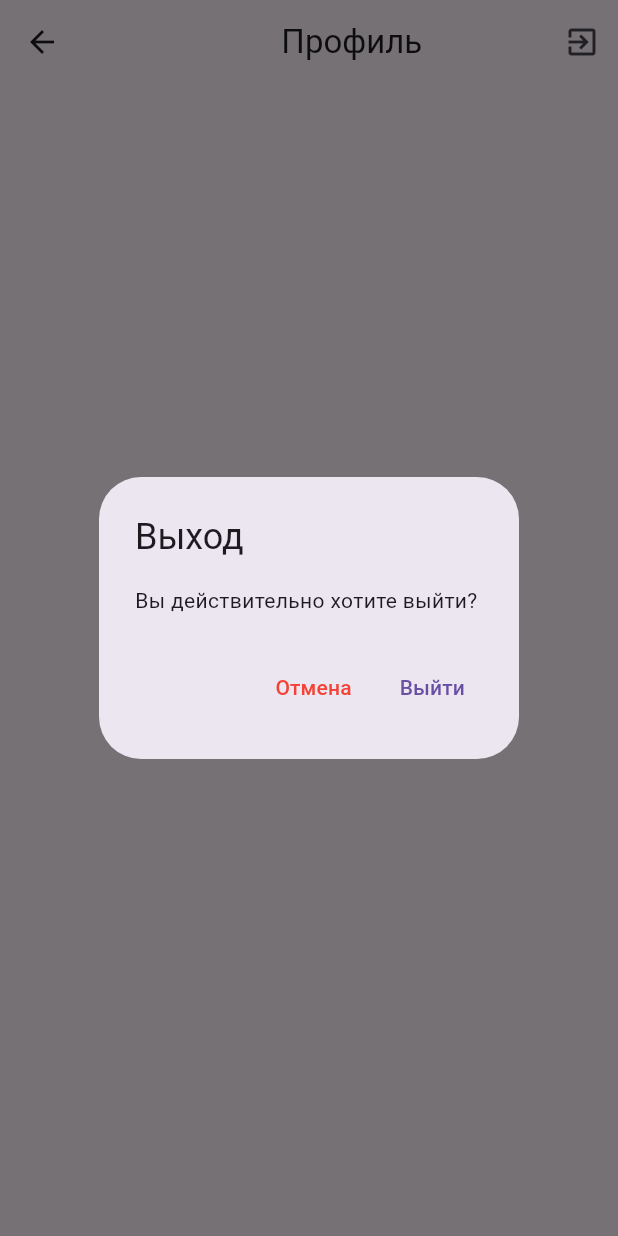
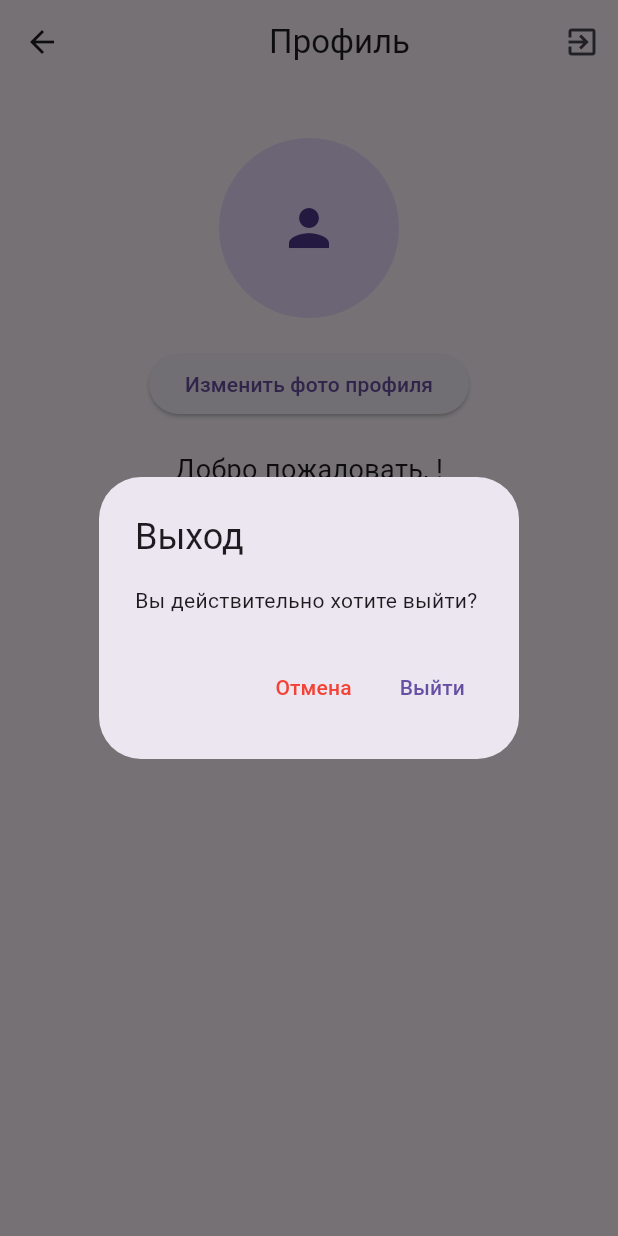
Before and after one commit to andryare1/FitApp, a Flutter app: the ProfilePage screen opened directly, after a tap on the "exit to app" icon, on a phone screen of 412 x 824 dp. Run offline on Flutter 3.47's test engine with Material 3 defaults, Android fonts, the light colour scheme and no system bars; our stand-ins replace image_picker, shared_preferences; accounts and stored records are empty.

Commit message:
добавил загрузку аватрки

```diff
--- a/FitAppAPI/FitAppAPI/obj/Debug/net8.0/FitAppAPI.sourcelink.json
+++ b/FitAppAPI/FitAppAPI/obj/Debug/net8.0/FitAppAPI.sourcelink.json
@@ -1 +1 @@
-{"documents":{"C:\\myData\\Knowledge\\Projects\\FitApp\\*":"https://raw.githubusercontent.com/andryare1/FitApp/89d479a23b787e143a005fe37608dfcf00ab4888/*"}}
+{"documents":{"C:\\myData\\Knowledge\\Projects\\FitApp\\*":"https://raw.githubusercontent.com/andryare1/FitApp/bb418bd78b6c927a8f22f84ce4bc27cbd155fb0c/*"}}
--- a/urbanfit/lib/pages/profile_page.dart
+++ b/urbanfit/lib/pages/profile_page.dart
@@ -1,6 +1,10 @@
+import 'dart:io';
+import 'package:flutter/cupertino.dart';
 import 'package:flutter/material.dart';
 import 'package:urbanfit/pages/authorization/login_page.dart';
-import 'package:urbanfit/services/auth_service.dart'; // Импортируем AuthService
+import 'package:urbanfit/services/auth_service.dart';
+import 'package:image_picker/image_picker.dart';
+import 'package:path_provider/path_provider.dart'; // Для получения директории
 
 class ProfilePage extends StatefulWidget {
   const ProfilePage({super.key});
@@ -11,19 +15,66 @@ class ProfilePage extends StatefulWidget {
 
 class _ProfilePageState extends State<ProfilePage> {
   String? username;
+  XFile? _avatarImage;
   final AuthService _authService = AuthService();
+  final ImagePicker _picker = ImagePicker();
 
   @override
   void initState() {
     super.initState();
     _getUserData();
+    _loadAvatarImage();
   }
 
   // Получаем имя пользователя из SharedPreferences
   _getUserData() async {
     final storedUsername = await _authService.getUsername();
     setState(() {
-      username = storedUsername; // Обновляем состояние с именем пользователя
+      username = storedUsername;
+    });
+  }
+
+  // Метод для загрузки аватарки из локального хранилища
+  _loadAvatarImage() async {
+    final directory = await getApplicationDocumentsDirectory();
+    final filePath = await _authService.getAvatarPath(); // Предположим, что этот метод извлекает путь из SharedPreferences.
+
+    if (filePath != null) {
+      final file = File(filePath);
+      if (file.existsSync()) {
+        setState(() {
+          _avatarImage = XFile(filePath);
+        });
+      }
+    }
+  }
+
+  // Метод для выбора изображения из галереи
+  Future<void> _pickImage() async {
+    final XFile? pickedFile = await _picker.pickImage(source: ImageSource.gallery);
+    if (pickedFile != null) {
+      _saveAvatarImage(pickedFile);
+    }
+  }
+
+  // Метод для снятия фотографии с камеры
+  Future<void> _takePhoto() async {
+    final XFile? pickedFile = await _picker.pickImage(source: ImageSource.camera);
+    if (pickedFile != null) {
+      _saveAvatarImage(pickedFile);
+    }
+  }
+
+  // Метод для сохранения фото в локальное хранилище
+  Future<void> _saveAvatarImage(XFile image) async {
+    final directory = await getApplicationDocumentsDirectory();
+    final name = DateTime.now().millisecondsSinceEpoch.toString(); // Генерируем уникальное имя для файла
+    final file = File('${directory.path}/$name.png');
+    await file.writeAsBytes(await image.readAsBytes());
+    await _authService.saveAvatarPath(file.path); // Сохраняем путь в SharedPreferences или в другом месте.
+
+    setState(() {
+      _avatarImage = image;
     });
   }
 
@@ -32,21 +83,18 @@ Widget build(BuildContext context) {
     return Scaffold(
       appBar: AppBar(
         title: const Row(
-        mainAxisAlignment: MainAxisAlignment.center, // Центрируем текст
+          mainAxisAlignment: MainAxisAlignment.center,
           children: [
-          Text('         Профиль', textAlign: TextAlign.center),
+            Text('      Профиль'),
           ],
         ),
         actions: [
           IconButton(
             icon: const Icon(Icons.exit_to_app),
             onPressed: () async {
-            // Запрос на выход
               bool? exit = await _showExitDialog(context);
               if (exit == true) {
-              // Очищаем токен
                 await _authService.clearToken();
-              // Перенаправляем на страницу входа
                 Navigator.pushReplacement(
                   context,
                   MaterialPageRoute(builder: (context) => const LoginPage()),
@@ -56,14 +104,41 @@ Widget build(BuildContext context) {
           ),
         ],
       ),
-      body: Center(
-        child: username == null
-            ? const CircularProgressIndicator() // Показываем индикатор загрузки, пока не получим имя
-            : Text('Добро пожаловать, $username!'), // Отображаем имя пользователя
+      body: Padding(
+        padding: const EdgeInsets.all(16.0),
+        child: Column(
+          children: [
+            const SizedBox(height: 20),
+            // Отображаем аватарку или иконку по умолчанию
+            Center(
+              child: CircleAvatar(
+                radius: 60,
+                backgroundImage: _avatarImage == null
+                    ? const AssetImage('assets/default_avatar.png')
+                    : FileImage(File(_avatarImage!.path)) as ImageProvider,
+                child: _avatarImage == null
+                    ? const Icon(Icons.person, size: 40)
+                    : null,
+              ),
+            ),
+            const SizedBox(height: 20),
+            // Кнопка для изменения аватарки
+            ElevatedButton(
+              onPressed: _showPhotoOptions,
+              child: const Text('Изменить фото профиля'),
+            ),
+            const SizedBox(height: 20),
+            // Отображаем имя пользователя
+            username == null
+                ? const CircularProgressIndicator()
+                : Text('Добро пожаловать, $username!', style: const TextStyle(fontSize: 18)),
+          ],
+        ),
       ),
     );
   }
 
+  // Диалоговое окно для подтверждения выхода
   Future<bool?> _showExitDialog(BuildContext context) {
     return showDialog<bool>(
       context: context,
@@ -73,15 +148,15 @@ Widget build(BuildContext context) {
           content: const Text('Вы действительно хотите выйти?'),
           actions: <Widget>[
             TextButton(
-            style: TextButton.styleFrom(foregroundColor: Colors.red), // Красный цвет кнопки
+              style: TextButton.styleFrom(foregroundColor: Colors.red),
               onPressed: () {
-              Navigator.of(context).pop(false); // Отмена
+                Navigator.of(context).pop(false);
               },
               child: const Text('Отмена'),
             ),
             TextButton(
               onPressed: () {
-              Navigator.of(context).pop(true); // Выйти
+                Navigator.of(context).pop(true);
               },
               child: const Text('Выйти'),
             ),
@@ -90,4 +165,39 @@ Widget build(BuildContext context) {
       },
     );
   }
+
+  // Метод для отображения диалога с выбором источника фото
+  void _showPhotoOptions() {
+    showDialog(
+      context: context,
+      builder: (BuildContext context) {
+        return CupertinoAlertDialog(
+          title: const Text('Выберите источник фото'),
+          actions: <Widget>[
+            CupertinoDialogAction(
+              onPressed: () {
+                Navigator.pop(context);
+                _takePhoto();
+              },
+              child: const Text('Сделать фото'),
+            ),
+            CupertinoDialogAction(
+              onPressed: () {
+                Navigator.pop(context);
+                _pickImage();
+              },
+              child: const Text('Выбрать из галереи'),
+            ),
+            CupertinoDialogAction(
+              onPressed: () {
+                Navigator.pop(context); // Закрытие диалога без действий
+              },
+              isDestructiveAction: true,
+              child: const Text('Отмена'),
+            ),
+          ],
+        );
+      },
+    );
   }
+}
--- a/urbanfit/lib/services/auth_service.dart
+++ b/urbanfit/lib/services/auth_service.dart
@@ -57,4 +57,16 @@ Future<String?> register(String username, String email, String password) async {
     final prefs = await SharedPreferences.getInstance();
     return prefs.getString('jwt_token'); // Получаем токен из SharedPreferences
   }
+
+  // Метод для получения пути к аватарке
+  Future<String?> getAvatarPath() async {
+    final prefs = await SharedPreferences.getInstance();
+    return prefs.getString('avatarPath');
+  }
+
+  // Метод для сохранения пути к аватарке
+  Future<void> saveAvatarPath(String path) async {
+    final prefs = await SharedPreferences.getInstance();
+    await prefs.setString('avatarPath', path);
+  }
 }
```
Also changed, not shown: urbanfit/pubspec.yaml (+3 -4 lines), urbanfit/pubspec.lock, 15 other files. Lines whose indentation alone changed are shown as unchanged.
